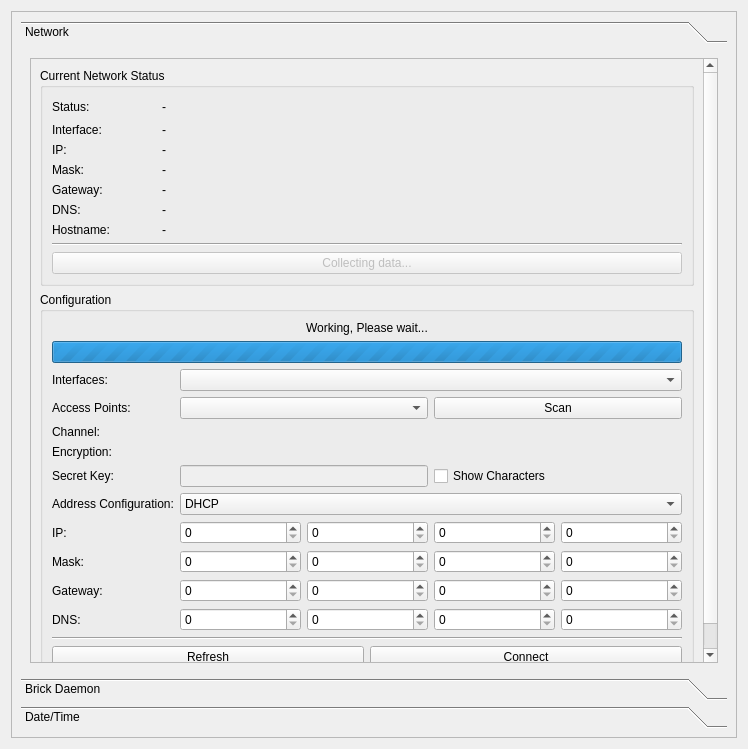
This is src/brickv/plugin_system/plugins/red/ui/red_tab_settings.ui in Tinkerforge/brickv as Qt 5 draws it before an edit. The edited form follows.
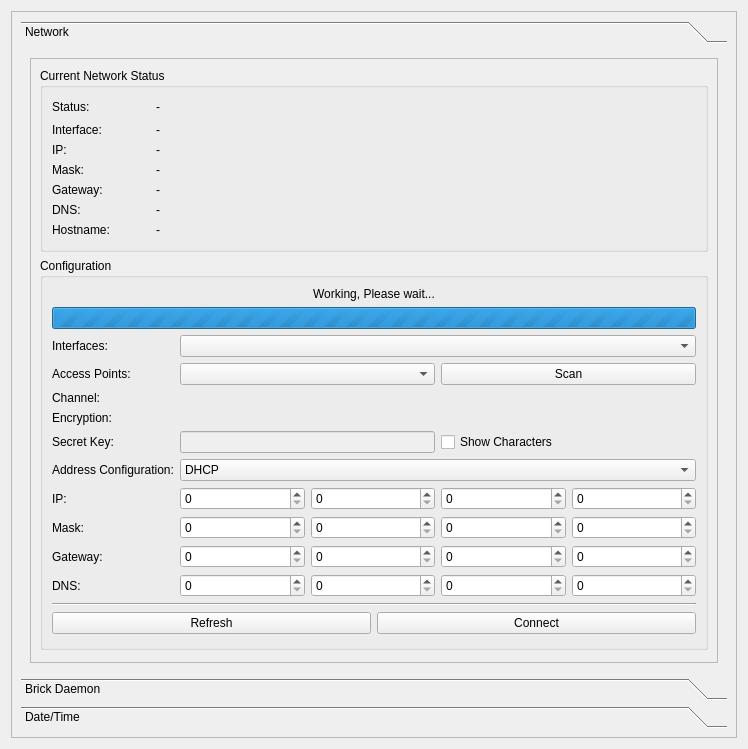
This is the edited form.

Commit message: red-brick: Removing refresh button for status refresh.

Diff of the .ui file:
```diff
--- a/src/brickv/plugin_system/plugins/red/ui/red_tab_settings.ui
+++ b/src/brickv/plugin_system/plugins/red/ui/red_tab_settings.ui
@@ -52,7 +52,7 @@
                <x>0</x>
                <y>0</y>
                <width>674</width>
-               <height>724</height>
+               <height>680</height>
               </rect>
              </property>
              <layout class="QVBoxLayout" name="verticalLayout_9">
@@ -471,7 +471,7 @@
                        </property>
                       </widget>
                      </item>
-                     <item row="9" column="0">
+                     <item row="7" column="0">
                       <spacer name="verticalSpacer_6">
                        <property name="orientation">
                         <enum>Qt::Vertical</enum>
@@ -549,27 +549,6 @@
                        </property>
                       </widget>
                      </item>
-                     <item row="8" column="0" colspan="3">
-                      <layout class="QHBoxLayout" name="horizontalLayout_10">
-                       <item>
-                        <widget class="QPushButton" name="pbutton_net_stat_refresh">
-                         <property name="enabled">
-                          <bool>false</bool>
-                         </property>
-                         <property name="text">
-                          <string>Collecting data...</string>
-                         </property>
-                        </widget>
-                       </item>
-                      </layout>
-                     </item>
-                     <item row="7" column="0" colspan="3">
-                      <widget class="Line" name="line_4">
-                       <property name="orientation">
-                        <enum>Qt::Horizontal</enum>
-                       </property>
-                      </widget>
-                     </item>
                      <item row="6" column="0">
                       <widget class="QLabel" name="label_3">
                        <property name="text">
```
The commit also changes 1 other file.
